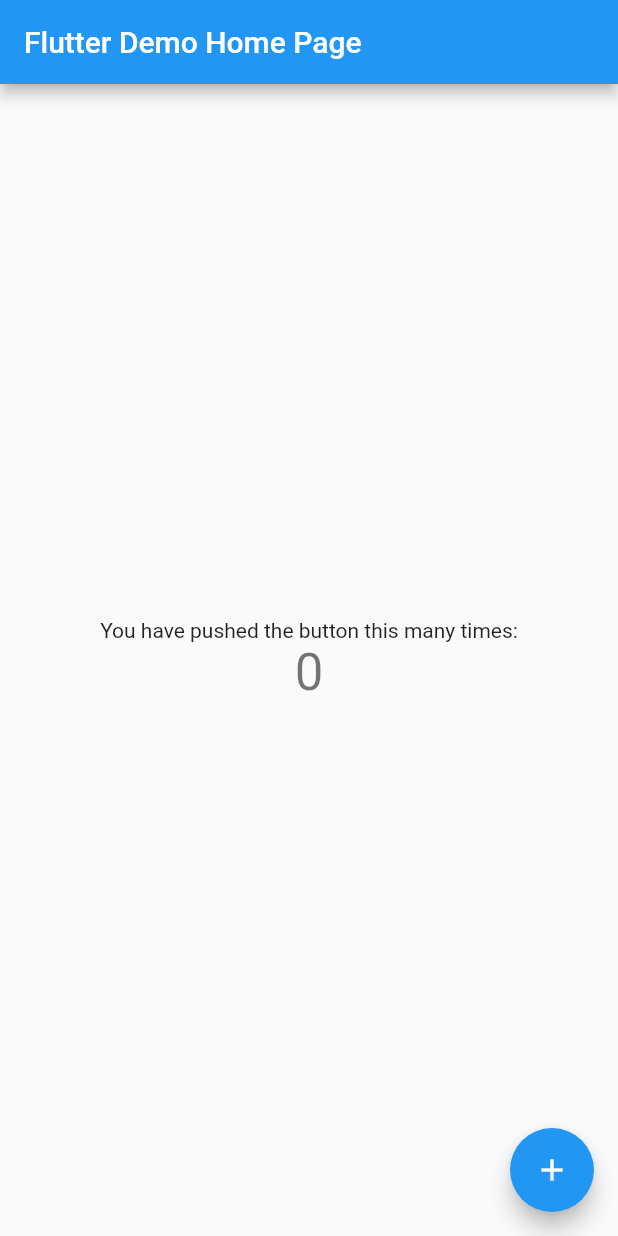
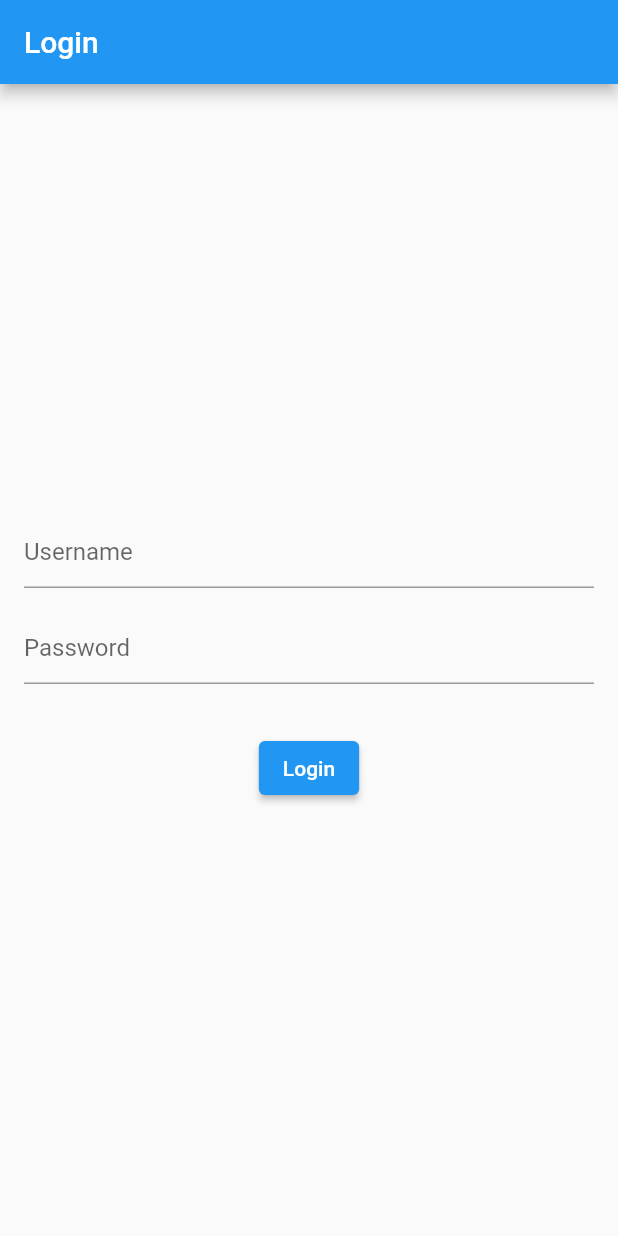
Before and after one commit to JojoLesGo/live_board, a Flutter app: the screen it shows after launch, on a phone screen of 412 x 824 dp. Run offline on Flutter 3.47's test engine with Material 2 defaults, Android fonts, the phone set to English and light mode, and no system bars.

Commit message:
Added basic login UI

```diff
--- a/lib/main.dart
+++ b/lib/main.dart
@@ -11,7 +11,7 @@
   @override
   Widget build(BuildContext context) {
     return MaterialApp(
-      title: 'Flutter Demo',
+      title: 'LiveBoard',
       theme: ThemeData(
         // This is the theme of your application.
         //
@@ -24,13 +24,14 @@
         // is not restarted.
         primarySwatch: Colors.blue,
       ),
-      home: const MyHomePage(title: 'Flutter Demo Home Page'),
+      home: const LoginPage(title: 'LiveBoard Login Page'),
     );
   }
 }
 
-class MyHomePage extends StatefulWidget {
-  const MyHomePage({super.key, required this.title});
+
+class LoginPage extends StatefulWidget {
+  const LoginPage({super.key, required this.title});
 
   // This widget is the home page of your application. It is stateful, meaning
   // that it has a State object (defined below) that contains fields that affect
@@ -44,72 +45,55 @@
   final String title;
 
   @override
-  State<MyHomePage> createState() => _MyHomePageState();
+  LoginPageState createState() => LoginPageState();
 }
 
-class _MyHomePageState extends State<MyHomePage> {
-  int _counter = 0;
+class LoginPageState extends State<LoginPage> {
+  final _usernameController = TextEditingController();
+  final _passwordController = TextEditingController();
 
-  void _incrementCounter() {
-    setState(() {
-      // This call to setState tells the Flutter framework that something has
-      // changed in this State, which causes it to rerun the build method below
-      // so that the display can reflect the updated values. If we changed
-      // _counter without calling setState(), then the build method would not be
-      // called again, and so nothing would appear to happen.
-      _counter++;
-    });
+  void _onLoginPressed() {
+    final username = _usernameController.text;
+    final password = _passwordController.text;
+
+    // Perform login validation here...
   }
 
   @override
   Widget build(BuildContext context) {
-    // This method is rerun every time setState is called, for instance as done
-    // by the _incrementCounter method above.
-    //
-    // The Flutter framework has been optimized to make rerunning build methods
-    // fast, so that you can just rebuild anything that needs updating rather
-    // than having to individually change instances of widgets.
     return Scaffold(
       appBar: AppBar(
-        // Here we take the value from the MyHomePage object that was created by
-        // the App.build method, and use it to set our appbar title.
-        title: Text(widget.title),
+        title: const Text('Login'),
       ),
       body: Center(
-        // Center is a layout widget. It takes a single child and positions it
-        // in the middle of the parent.
+        child: Padding(
+          padding: const EdgeInsets.all(16.0),
           child: Column(
-          // Column is also a layout widget. It takes a list of children and
-          // arranges them vertically. By default, it sizes itself to fit its
-          // children horizontally, and tries to be as tall as its parent.
-          //
-          // Invoke "debug painting" (press "p" in the console, choose the
-          // "Toggle Debug Paint" action from the Flutter Inspector in Android
-          // Studio, or the "Toggle Debug Paint" command in Visual Studio Code)
-          // to see the wireframe for each widget.
-          //
-          // Column has various properties to control how it sizes itself and
-          // how it positions its children. Here we use mainAxisAlignment to
-          // center the children vertically; the main axis here is the vertical
-          // axis because Columns are vertical (the cross axis would be
-          // horizontal).
             mainAxisAlignment: MainAxisAlignment.center,
             children: <Widget>[
-            const Text(
-              'You have pushed the button this many times:',
+              TextField(
+                controller: _usernameController,
+                decoration: const InputDecoration(
+                  hintText: 'Username',
                 ),
-            Text(
-              '$_counter',
-              style: Theme.of(context).textTheme.headlineMedium,
+              ),
+              const SizedBox(height: 16),
+              TextField(
+                controller: _passwordController,
+                obscureText: true,
+                decoration: const InputDecoration(
+                  hintText: 'Password',
+                ),
+              ),
+              const SizedBox(height: 32),
+              ElevatedButton(
+                onPressed: _onLoginPressed,
+                child: const Text('Login'),
               ),
             ],
           ),
         ),
-      floatingActionButton: FloatingActionButton(
-        onPressed: _incrementCounter,
-        tooltip: 'Increment',
-        child: const Icon(Icons.add),
-      ), // This trailing comma makes auto-formatting nicer for build methods.
+      ),
     );
   }
 }
```
Lines whose indentation alone changed are shown as unchanged.
